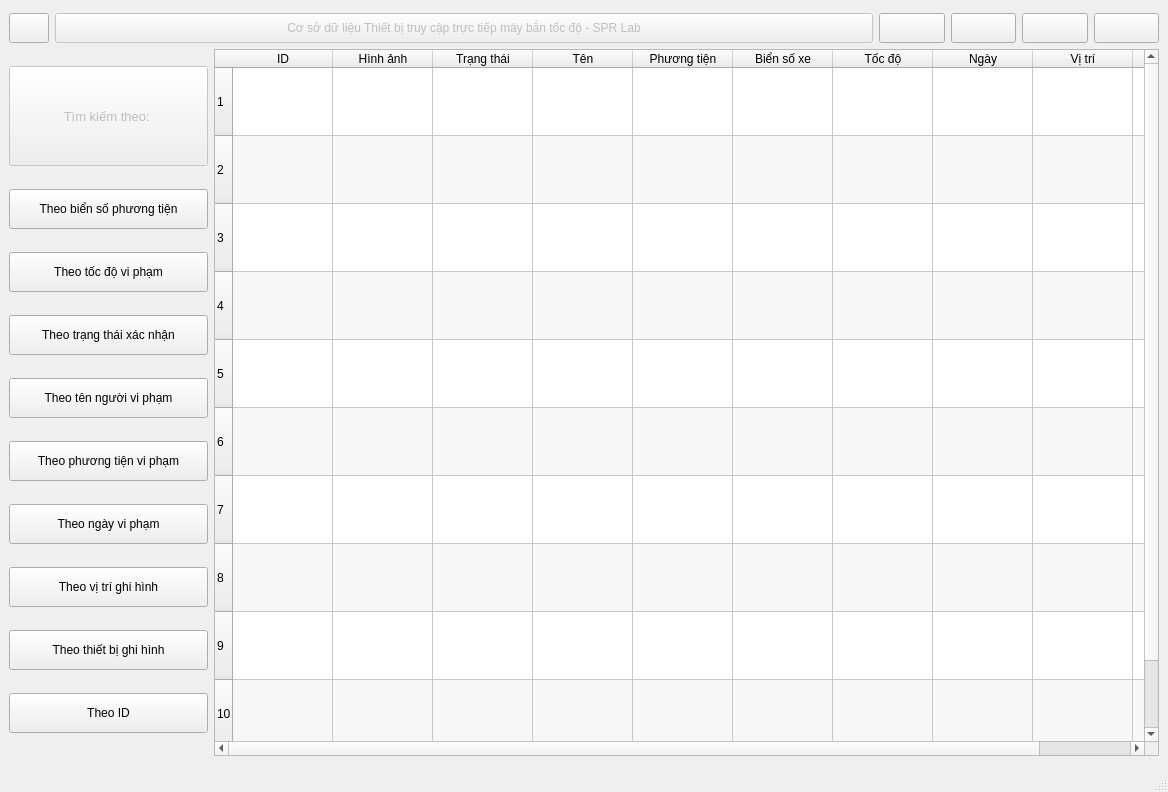
First picture: the form in search.ui, repository holy36/SPEEDCAM, before the edit.
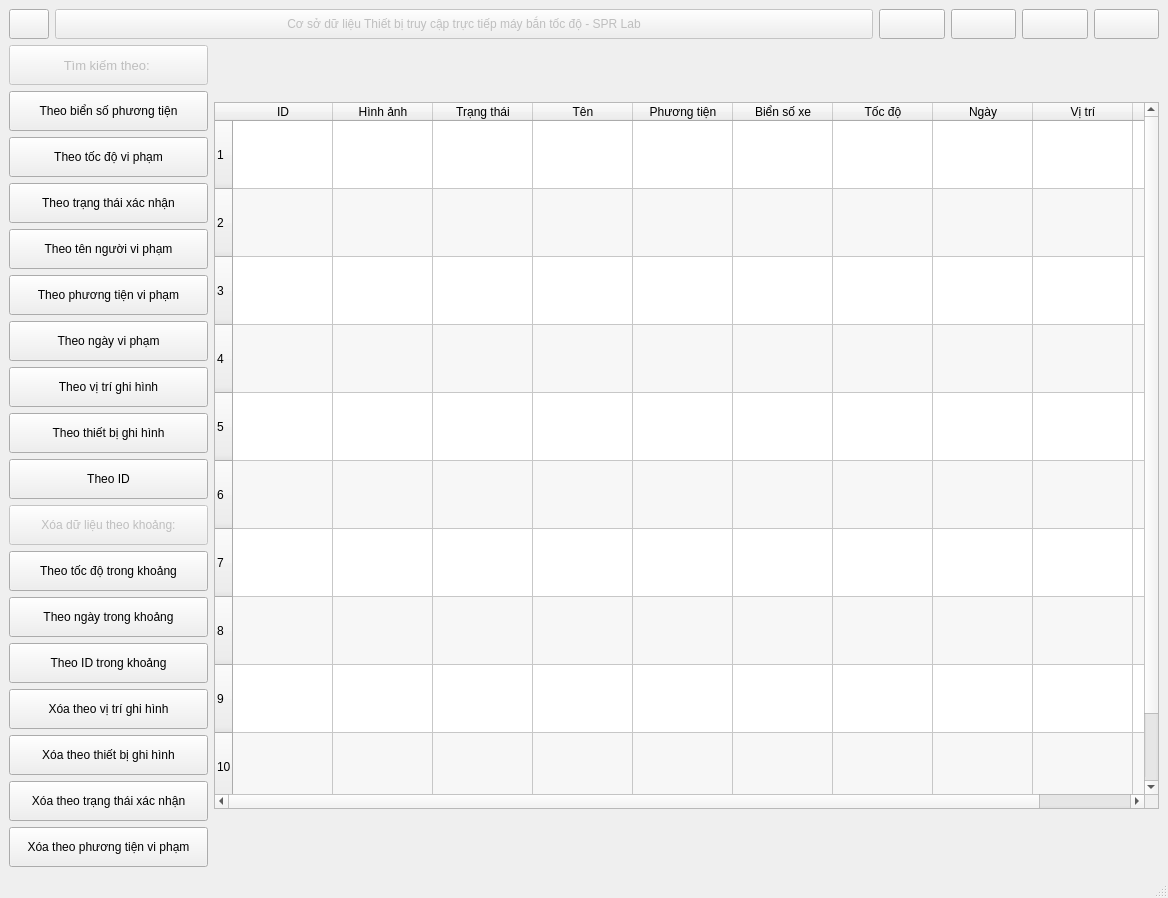
Second picture: the form after the edit.

Patch:
```diff
--- a/search.ui
+++ b/search.ui
@@ -117,7 +117,7 @@
             <property name="minimumSize">
              <size>
               <width>0</width>
-              <height>100</height>
+              <height>40</height>
              </size>
             </property>
             <property name="font">
@@ -247,6 +247,113 @@
             </property>
            </widget>
           </item>
+          <item>
+           <widget class="QPushButton" name="pushButton">
+            <property name="enabled">
+             <bool>false</bool>
+            </property>
+            <property name="minimumSize">
+             <size>
+              <width>0</width>
+              <height>40</height>
+             </size>
+            </property>
+            <property name="text">
+             <string>Xóa dữ liệu theo khoảng:</string>
+            </property>
+           </widget>
+          </item>
+          <item>
+           <widget class="QPushButton" name="deletebyspeed">
+            <property name="minimumSize">
+             <size>
+              <width>0</width>
+              <height>40</height>
+             </size>
+            </property>
+            <property name="text">
+             <string>Theo tốc độ trong khoảng</string>
+            </property>
+           </widget>
+          </item>
+          <item>
+           <widget class="QPushButton" name="deletebydate">
+            <property name="minimumSize">
+             <size>
+              <width>0</width>
+              <height>40</height>
+             </size>
+            </property>
+            <property name="text">
+             <string>Theo ngày trong khoảng</string>
+            </property>
+           </widget>
+          </item>
+          <item>
+           <widget class="QPushButton" name="deletebyid">
+            <property name="minimumSize">
+             <size>
+              <width>0</width>
+              <height>40</height>
+             </size>
+            </property>
+            <property name="text">
+             <string>Theo ID trong khoảng</string>
+            </property>
+           </widget>
+          </item>
+          <item>
+           <widget class="QPushButton" name="deletebylocation">
+            <property name="minimumSize">
+             <size>
+              <width>0</width>
+              <height>40</height>
+             </size>
+            </property>
+            <property name="text">
+             <string>Xóa theo vị trí ghi hình</string>
+            </property>
+           </widget>
+          </item>
+          <item>
+           <widget class="QPushButton" name="deletebydevice">
+            <property name="minimumSize">
+             <size>
+              <width>0</width>
+              <height>40</height>
+             </size>
+            </property>
+            <property name="text">
+             <string>Xóa theo thiết bị ghi hình</string>
+            </property>
+           </widget>
+          </item>
+          <item>
+           <widget class="QPushButton" name="deletebystatus">
+            <property name="minimumSize">
+             <size>
+              <width>0</width>
+              <height>40</height>
+             </size>
+            </property>
+            <property name="text">
+             <string>Xóa theo trạng thái xác nhận</string>
+            </property>
+           </widget>
+          </item>
+          <item>
+           <widget class="QPushButton" name="deletebyvehicle">
+            <property name="minimumSize">
+             <size>
+              <width>0</width>
+              <height>40</height>
+             </size>
+            </property>
+            <property name="text">
+             <string>Xóa theo phương tiện vi phạm</string>
+            </property>
+           </widget>
+          </item>
          </layout>
         </item>
         <item>
```
